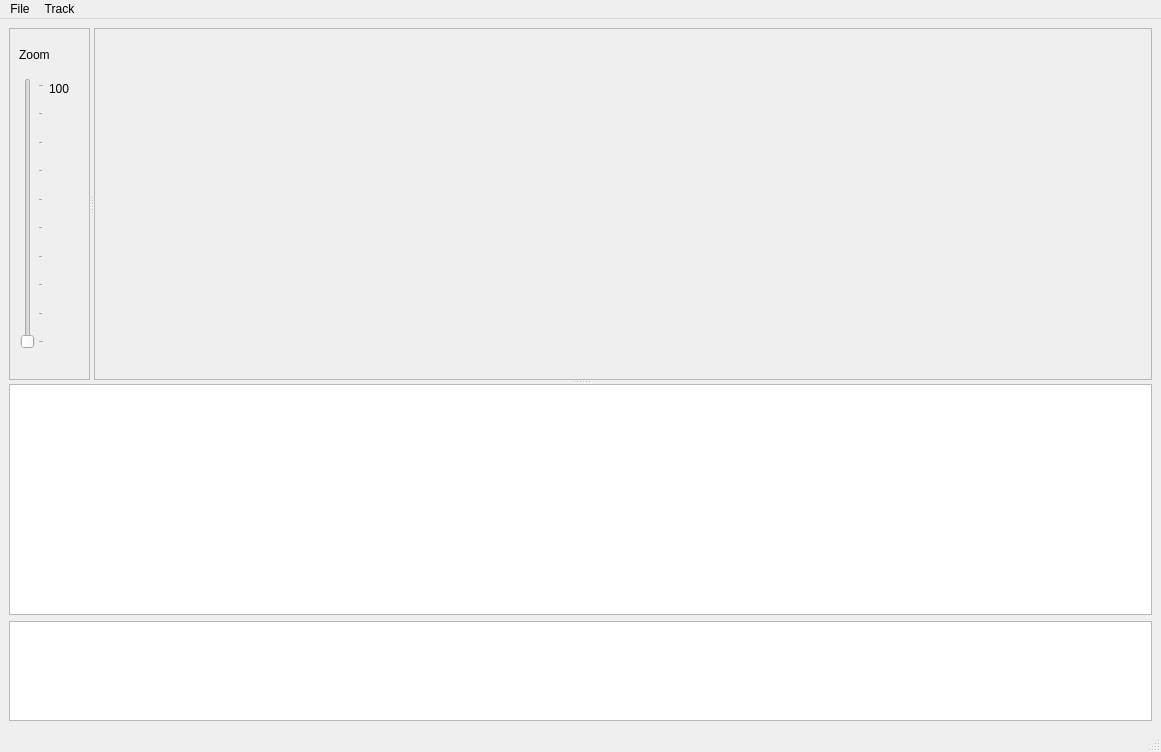
The window that trackeditor/TrackEditor.ui (martinrunge/trackeditor) describes before a commit, drawn with Qt 5.
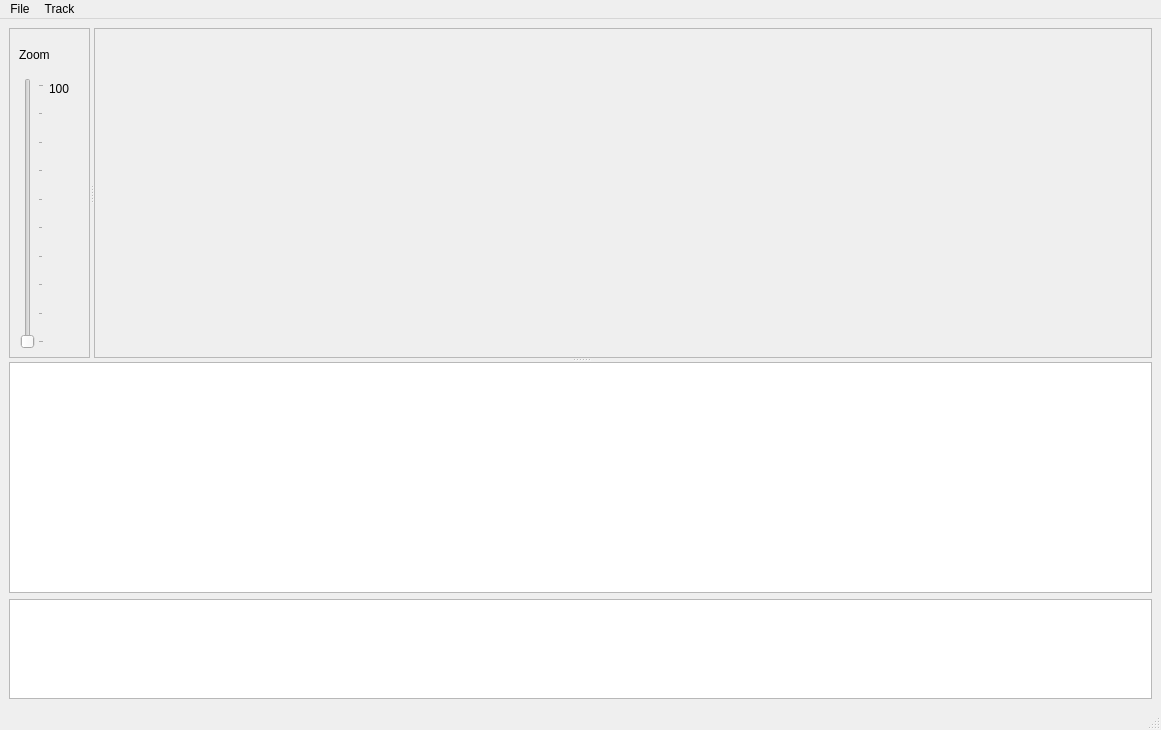
The same window after the commit.

Diff of the .ui file:
```diff
--- a/trackeditor/TrackEditor.ui
+++ b/trackeditor/TrackEditor.ui
@@ -6,7 +6,7 @@
     <x>0</x>
     <y>0</y>
     <width>1161</width>
-    <height>752</height>
+    <height>730</height>
    </rect>
   </property>
   <property name="windowTitle" >
@@ -131,7 +131,7 @@
            <x>0</x>
            <y>0</y>
            <width>1063</width>
-           <height>353</height>
+           <height>331</height>
           </rect>
          </property>
          <zorder>treeView</zorder>
```
Left out of the diff: 1 changed line with no effect on the pictures.
